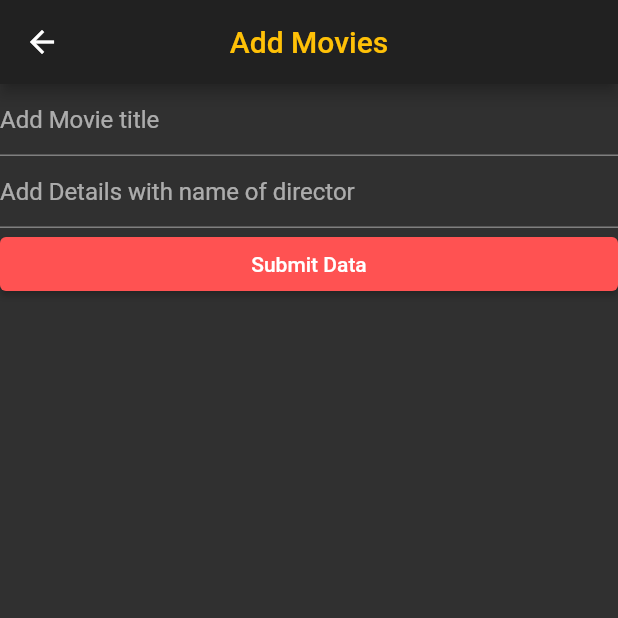
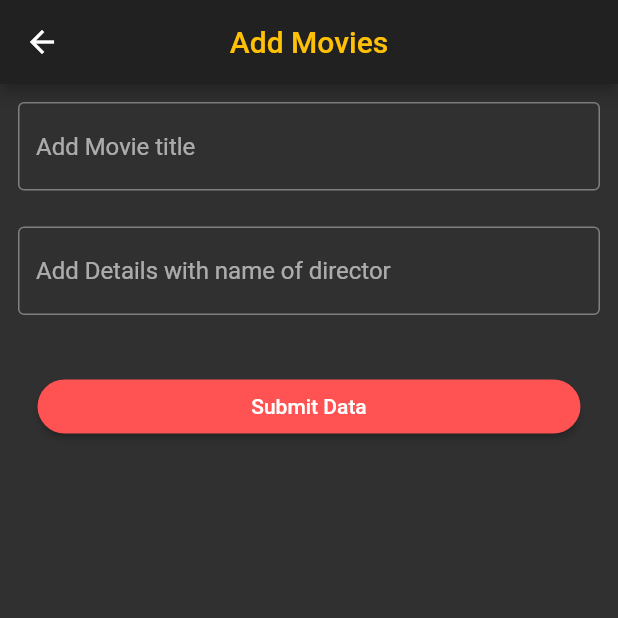
Before and after one commit to rahulelango0302/dot-app, a Flutter app: the AddFilms screen opened directly, on a phone screen of 412 x 824 dp, the top half of it. Run offline on Flutter 3.47's test engine with Material 2 defaults, Android fonts, the phone set to English and light mode, and no system bars; our stand-ins replace font_awesome_flutter, google_sign_in, hive, hive_flutter, image_picker; accounts and stored records are empty; generated files the repository leaves out were written again; statements that could not run were skipped.

Commit message:
FIRST COMMIT

```diff
--- a/lib/Login_page/login_screen.dart
+++ b/lib/Login_page/login_screen.dart
@@ -81,7 +81,7 @@ class _LoginState extends State<Login> {
               onPressed: () {
                 gsign.signIn();
                 if(auth=true){
-                  Navigator.push(
+                  Navigator.pushReplacement(
                     context,
                     MaterialPageRoute(builder: (context) => Movielist()),
                   );
--- a/lib/list/addfilms.dart
+++ b/lib/list/addfilms.dart
@@ -2,7 +2,7 @@ import 'package:dot/adapters/films_adapter.dart';
 import 'package:flutter/material.dart';
 import 'package:hive/hive.dart';
 import 'package:hive_flutter/hive_flutter.dart';
-
+import 'package:image_picker/image_picker.dart';
 
 class AddFilms extends StatefulWidget {
   final formkey = GlobalKey<FormState>();
@@ -13,6 +13,7 @@ class AddFilms extends StatefulWidget {
 class _AddFilmsState extends State<AddFilms> {
    String title, director;
 
+
   submitData() async {
     if (widget.formkey.currentState.validate()) {
       Box<Film> todoBox = Hive.box<Film>('films');
@@ -20,6 +21,7 @@ class _AddFilmsState extends State<AddFilms> {
       Navigator.of(context).pop();
     }
   }
+
 
   @override
   Widget build(BuildContext context) {
@@ -32,26 +34,39 @@ class _AddFilmsState extends State<AddFilms> {
           key: widget.formkey,
           child: ListView(
             children: [
-              TextFormField(
-                decoration: InputDecoration(hintText: 'Add Movie title'),
+              Padding(
+                padding: const EdgeInsets.all(12.0),
+                child: TextFormField(
+                  decoration: InputDecoration(hintText: 'Add Movie title',border: OutlineInputBorder()),
                   onChanged: (value) {
                     setState(() {
                       title = value;
                     });
                   },
                 ),
-              TextFormField(
-                decoration: InputDecoration(hintText: 'Add Details with name of director'),
+              ),
+              Padding(
+                padding: const EdgeInsets.all(12.0),
+                child: TextFormField(
+                  decoration: InputDecoration(hintText: 'Add Details with name of director',border: OutlineInputBorder()),
                   onChanged: (value) {
                     setState(() {
                       director = value;
                     });
                   },
                 ),
-              ElevatedButton(onPressed: submitData, child: Text('Submit Data'),style:ElevatedButton.styleFrom(
-                primary: Colors.redAccent, // background
+              ),
+
+              Padding(
+                padding: const EdgeInsets.all(25.0),
+                child: ElevatedButton(
+                  onPressed: submitData, child: Text('Submit Data'),style:ElevatedButton.styleFrom(
+                  primary: Colors.redAccent,shape: RoundedRectangleBorder(
+                  borderRadius: BorderRadius.circular(20)
+                )// background
                    // foreground
-              ),)
+                ),),
+              )
             ],
           )),
     );
--- a/pubspec.yaml
+++ b/pubspec.yaml
@@ -32,6 +32,7 @@ dependencies:
   firebase_analytics: ^8.2.0
   firebase_auth: ^3.0.1
   cloud_firestore: ^2.4.0
+  image_picker: ^0.8.3+2
 
 dev_dependencies:
   build_runner: ^1.12.2
```
Also changed, not shown: lib/Login_page/infomation.dart (+36 -0 lines), lib/list/movielist.dart (+28 -18 lines), pubspec.lock. Lines whose indentation alone changed are shown as unchanged.
